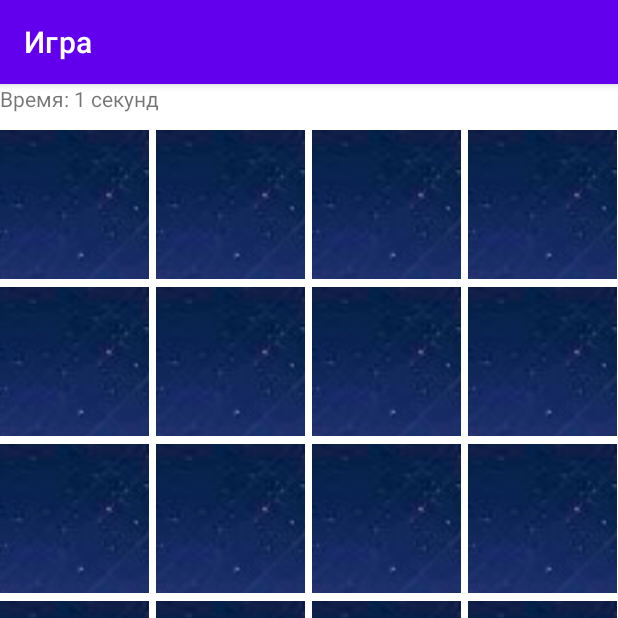
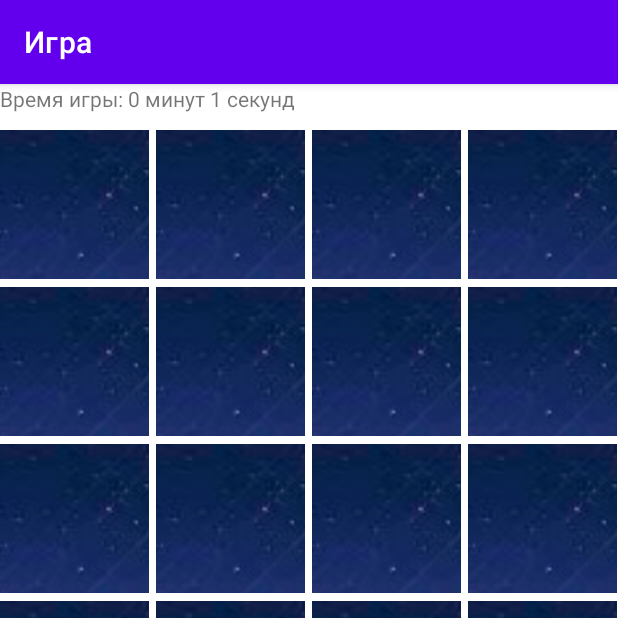
Before and after one commit to komead/laba1MT, an Android app: the MainActivity screen opened directly, with no data from a screen before it, on a phone screen of 412 x 824 dp, the top half of it. Run offline under Robolectric (Android 15) with nearby library versions, the light colour scheme and no system bars.

Commit message:
минуты + секунды

```diff
--- a/app/src/main/java/com/example/kapitanov1/MainActivity.java
+++ b/app/src/main/java/com/example/kapitanov1/MainActivity.java
@@ -32,7 +32,7 @@ public class MainActivity extends AppCompatActivity {
             public void run() {
                 // Увеличиваем счетчик секунд и обновляем текстовое поле
                 seconds++;
-                timerTextView.setText("Время: " + seconds + " секунд");
+                timerTextView.setText("Время игры: " + seconds / 60 + " минут " + seconds % 60 + " секунд");
 
                 // Постоянно запускаем этот Runnable каждую секунду
                 timerHandler.postDelayed(this, 1000);
```
